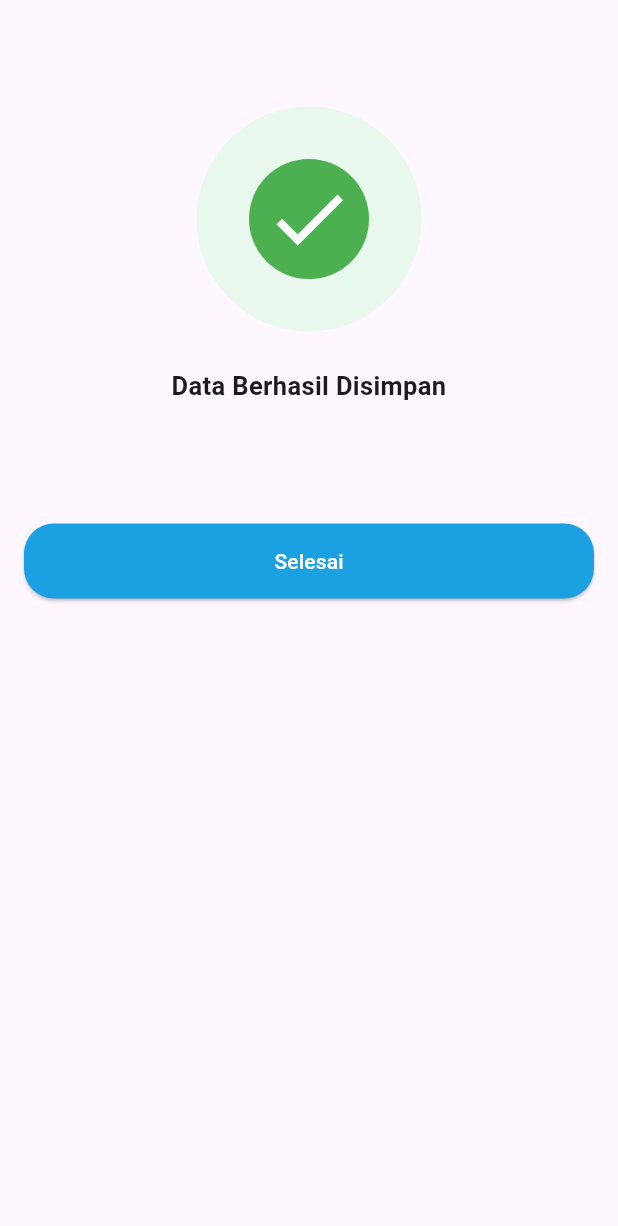
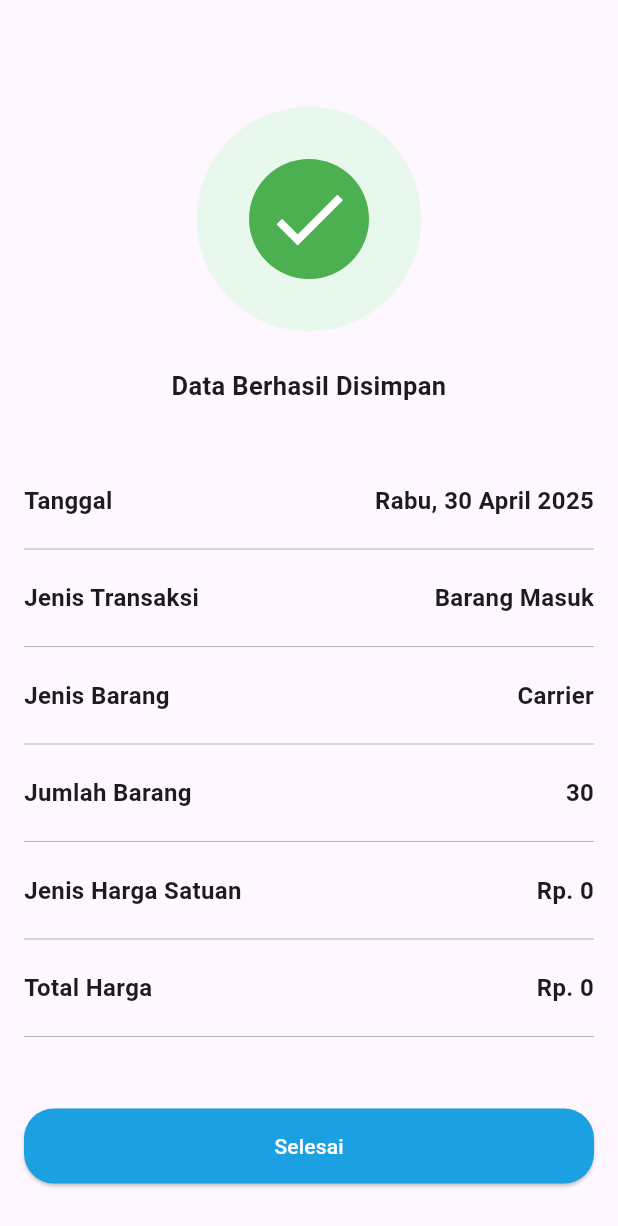
Before and after one commit to AbrarImamSatria/20220140042_UCP1Flutter, a Flutter app: the DetailBarangPage screen opened directly, on a phone screen of 412 x 824 dp. Shown: the top 1226 px of the screen. Run offline on Flutter 3.47's test engine with Material 3 defaults, Android fonts, the phone set to English and light mode, and no system bars; statements that could not run were skipped.

Commit message:
membuat widget menampilkan data barang

```diff
--- a/lib/data_barang/detail_barang_page.dart
+++ b/lib/data_barang/detail_barang_page.dart
@@ -71,6 +71,27 @@ class DetailBarangPage extends StatelessWidget {
               ),
               const SizedBox(height: 40),
 
+              _buildInfoRow('Tanggal', tanggal ?? 'Rabu, 30 April 2025'),
+              _buildDivider(),
+              _buildInfoRow(
+                'Jenis Transaksi',
+                jenisTransaksi ?? 'Barang Masuk',
+              ),
+              _buildDivider(),
+              _buildInfoRow('Jenis Barang', jenisBarang ?? 'Carrier'),
+              _buildDivider(),
+              _buildInfoRow('Jumlah Barang', jumlahBarang ?? '30'),
+              _buildDivider(),
+              _buildInfoRow(
+                'Jenis Harga Satuan',
+                currencyFormatter.format(harga),
+              ),
+              _buildDivider(),
+              _buildInfoRow(
+                'Total Harga',
+                currencyFormatter.format(totalHarga),
+              ),
+              _buildDivider(),
 
               const SizedBox(height: 40),
 
@@ -103,4 +124,27 @@ class DetailBarangPage extends StatelessWidget {
       ),
     );
   }
+
+  Widget _buildInfoRow(String label, String value) {
+    return Padding(
+      padding: const EdgeInsets.symmetric(vertical: 13.0),
+      child: Row(
+        mainAxisAlignment: MainAxisAlignment.spaceBetween,
+        children: [
+          Text(
+            label,
+            style: const TextStyle(fontSize: 16, fontWeight: FontWeight.w700),
+          ),
+          Text(
+            value,
+            style: const TextStyle(fontSize: 16, fontWeight: FontWeight.w700),
+          ),
+        ],
+      ),
+    );
+  }
+
+  Widget _buildDivider() {
+    return const Divider(color: Colors.grey, thickness: 0.5);
+  }
 }
```
